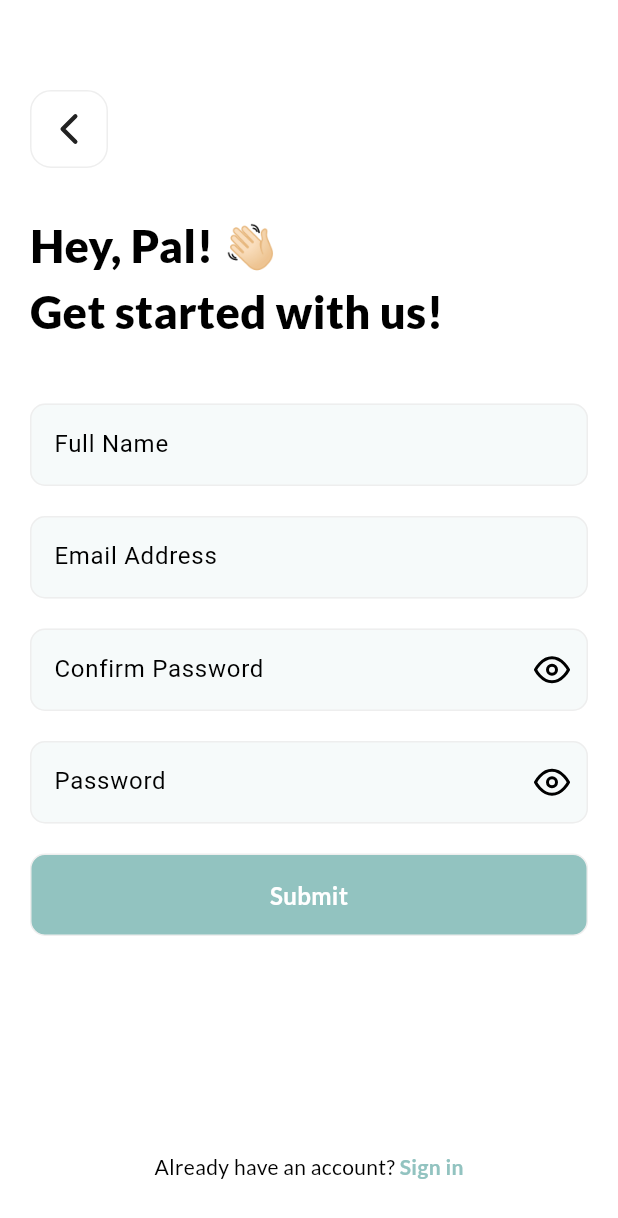
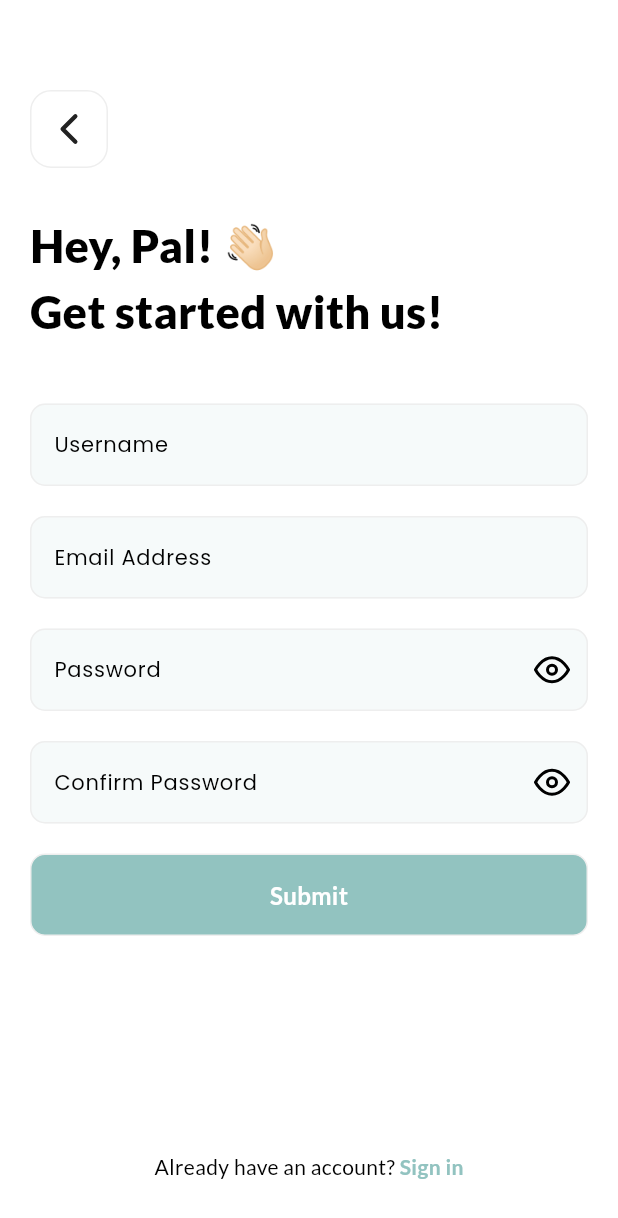
Before and after one commit to WannaCry081/PackagePal, a Flutter app: the RegisterView screen opened by its route, after a tap on "Sign in", after a tap on "Sign up", on a phone screen of 412 x 824 dp. Shown: the top 1218 px of the screen. Run offline on Flutter 3.47's test engine with Material 3 defaults, Android fonts, the phone set to English and light mode, and no system bars; our stand-ins replace firebase_auth, firebase_core, flutter_feather_icons, flutter_svg, google_fonts, google_sign_in and 1 more; accounts and stored records are empty.

Commit message:
Update custom form field widget

```diff
--- a/frontend/lib/views/Login/index.dart
+++ b/frontend/lib/views/Login/index.dart
@@ -13,9 +13,23 @@ class LoginView extends StatefulWidget {
 }
 
 class _LoginViewState extends State<LoginView> {
-  final GlobalKey<FormState> form = GlobalKey<FormState>();
-  final email = TextEditingController(text: "");
-  final password = TextEditingController(text: "");
+  final GlobalKey<FormState> _form = GlobalKey<FormState>();
+  late TextEditingController _email;
+  late TextEditingController _password;
+
+  @override
+  void initState() {
+    super.initState();
+    _email = TextEditingController(text: "");
+    _password = TextEditingController(text: "");
+  }
+
+  @override
+  void dispose() {
+    super.dispose();
+    _email.dispose();
+    _password.dispose();
+  }
 
   @override
   Widget build(BuildContext context) {
@@ -31,7 +45,7 @@ class _LoginViewState extends State<LoginView> {
               mainAxisAlignment: MainAxisAlignment.start,
               children: [
                 GestureDetector(
-                  onTap: () => navigateBack(context),
+                  onTap: () => Navigator.of(context).pop(),
                   child: Container(
                       padding: const EdgeInsets.all(8),
                       decoration: BoxDecoration(
@@ -50,18 +64,18 @@ class _LoginViewState extends State<LoginView> {
         ),
         const SizedBox(height: 20),
         Form(
-            key: form,
+            key: _form,
             child: Column(
               children: [
                 const SizedBox(height: 20),
                 CustomFormField(
-                  formData: email,
-                  formHintText: "Email Address",
+                  formData: _email,
+                  formLabelText: "Email Address",
                 ),
                 const SizedBox(height: 20),
                 CustomFormField(
-                    formData: password,
-                    formHintText: "Password",
+                    formData: _password,
+                    formLabelText: "Password",
                     formObsecure: true),
                 Padding(
                     padding: const EdgeInsets.symmetric(
@@ -69,7 +83,8 @@ class _LoginViewState extends State<LoginView> {
                     child: Align(
                       alignment: Alignment.centerRight,
                       child: GestureDetector(
-                        onTap: () => navigateToForgotPassword(context),
+                        onTap: () => Navigator.of(context)
+                            .pushNamed("/auth/forgot-password"),
                         child: Text("Forgot Password?",
                             style: GoogleFonts.lato(
                                 fontSize: 14,
@@ -137,7 +152,8 @@ class _LoginViewState extends State<LoginView> {
                     Text("Don't have an account? ",
                         style: GoogleFonts.lato(fontSize: 14)),
                     GestureDetector(
-                        onTap: () => navigateToRegister(context),
+                        onTap: () => Navigator.of(context)
+                            .pushReplacementNamed("/auth/register"),
                         child: Text("Sign up",
                             style: GoogleFonts.lato(
                                 fontSize: 14,
@@ -150,19 +166,4 @@ class _LoginViewState extends State<LoginView> {
       ],
     )));
   }
-
-  void navigateBack(BuildContext context) {
-    Navigator.of(context).pop();
-    return;
-  }
-
-  void navigateToRegister(BuildContext context) {
-    Navigator.of(context).pushReplacementNamed("/auth/register");
-    return;
-  }
-
-  void navigateToForgotPassword(BuildContext context) {
-    Navigator.of(context).pushNamed("/auth/forgot-password");
-    return;
-  }
 }
--- a/frontend/lib/views/Register/index.dart
+++ b/frontend/lib/views/Register/index.dart
@@ -13,10 +13,28 @@ class RegisterView extends StatefulWidget {
 
 class RegisterViewState extends State<RegisterView> {
   final GlobalKey<FormState> form = GlobalKey<FormState>();
-  final fullName = TextEditingController(text: "");
-  final email = TextEditingController(text: "");
-  final confirmPassword = TextEditingController(text: "");
-  final password = TextEditingController(text: "");
+  late TextEditingController _userName;
+  late TextEditingController _email;
+  late TextEditingController _confirmPassword;
+  late TextEditingController _password;
+
+  @override
+  void initState() {
+    super.initState();
+    _userName = TextEditingController(text: "");
+    _email = TextEditingController(text: "");
+    _confirmPassword = TextEditingController(text: "");
+    _password = TextEditingController(text: "");
+  }
+
+  @override
+  void dispose() {
+    super.dispose();
+    _userName.dispose();
+    _email.dispose();
+    _confirmPassword.dispose();
+    _password.dispose();
+  }
 
   @override
   Widget build(BuildContext context) {
@@ -32,7 +50,7 @@ class RegisterViewState extends State<RegisterView> {
               mainAxisAlignment: MainAxisAlignment.start,
               children: [
                 GestureDetector(
-                  onTap: () => navigateBack(context),
+                  onTap: () => Navigator.of(context).pop(),
                   child: Container(
                       padding: const EdgeInsets.all(8),
                       decoration: BoxDecoration(
@@ -56,23 +74,23 @@ class RegisterViewState extends State<RegisterView> {
               children: [
                 const SizedBox(height: 20),
                 CustomFormField(
-                  formData: fullName,
-                  formHintText: "Full Name",
+                  formData: _userName,
+                  formLabelText: "Username",
                 ),
                 const SizedBox(height: 20),
                 CustomFormField(
-                  formData: email,
-                  formHintText: "Email Address",
+                  formData: _email,
+                  formLabelText: "Email Address",
                 ),
                 const SizedBox(height: 20),
                 CustomFormField(
-                    formData: confirmPassword,
-                    formHintText: "Confirm Password",
+                    formData: _password,
+                    formLabelText: "Password",
                     formObsecure: true),
                 const SizedBox(height: 20),
                 CustomFormField(
-                    formData: password,
-                    formHintText: "Password",
+                    formData: _confirmPassword,
+                    formLabelText: "Confirm Password",
                     formObsecure: true),
                 const SizedBox(height: 20),
                 Padding(
@@ -94,7 +112,8 @@ class RegisterViewState extends State<RegisterView> {
                     Text("Already have an account? ",
                         style: GoogleFonts.lato(fontSize: 14)),
                     GestureDetector(
-                        onTap: () => navigateToLogin(context),
+                        onTap: () => Navigator.of(context)
+                            .pushReplacementNamed("/auth/login"),
                         child: Text("Sign in",
                             style: GoogleFonts.lato(
                                 fontSize: 14,
@@ -107,13 +126,4 @@ class RegisterViewState extends State<RegisterView> {
       ],
     )));
   }
-
-  void navigateBack(BuildContext context) {
-    Navigator.of(context).pop();
-    return;
-  }
-
-  void navigateToLogin(BuildContext context) {
-    Navigator.of(context).pushReplacementNamed("/auth/login");
-  }
 }
--- a/frontend/lib/widgets/CustomFormField.dart
+++ b/frontend/lib/widgets/CustomFormField.dart
@@ -1,15 +1,18 @@
 import "package:flutter/material.dart";
 import "package:flutter_feather_icons/flutter_feather_icons.dart";
+import "package:google_fonts/google_fonts.dart";
 
 class CustomFormField extends StatefulWidget {
   final TextEditingController formData;
-  final String formHintText;
+  final String? formHintText;
+  final String? formLabelText;
   final bool formObsecure;
 
   const CustomFormField(
       {Key? key,
       required this.formData,
-      this.formHintText = "",
+      this.formHintText,
+      this.formLabelText,
       this.formObsecure = false})
       : super(key: key);
 
@@ -33,6 +36,10 @@ class _CustomFormFieldState extends State<CustomFormField> {
           controller: widget.formData,
           obscureText: (!isObsecure && widget.formObsecure),
           decoration: InputDecoration(
+              labelStyle: GoogleFonts.poppins(
+                fontSize : 14
+              ),
+              labelText: widget.formLabelText,
               hintText: widget.formHintText,
               suffixIcon: GestureDetector(
                 onTap: () => setState(() {
```
Also changed, not shown: frontend/lib/views/ForgotPassword/index.dart (+17 -5 lines).
